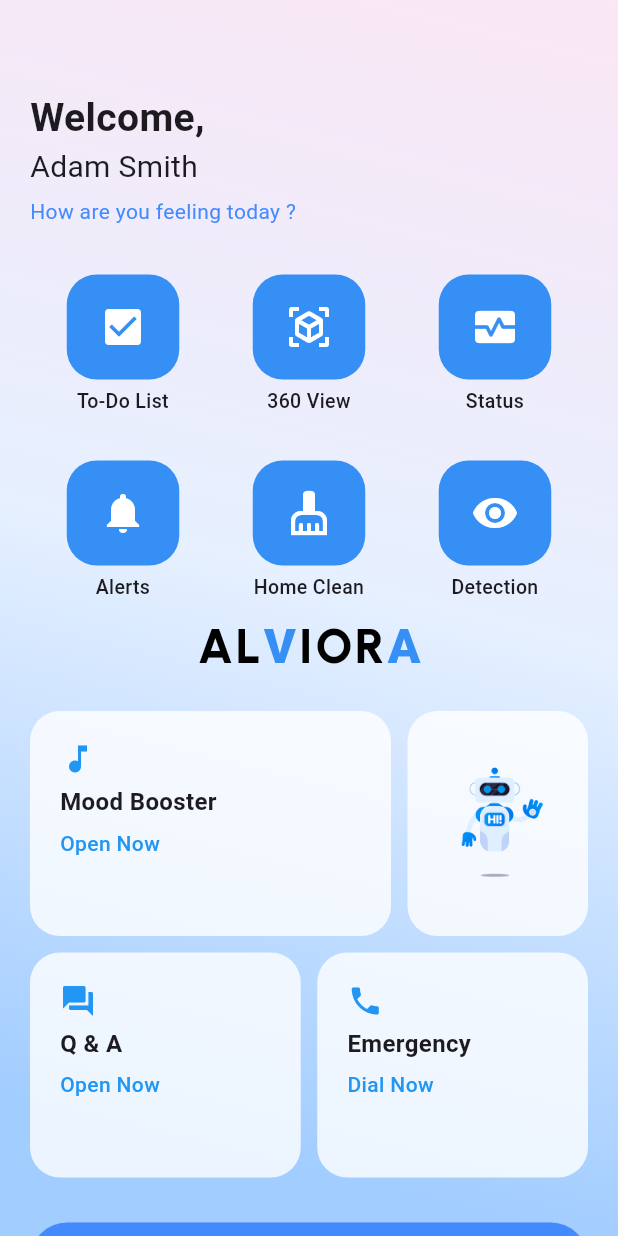
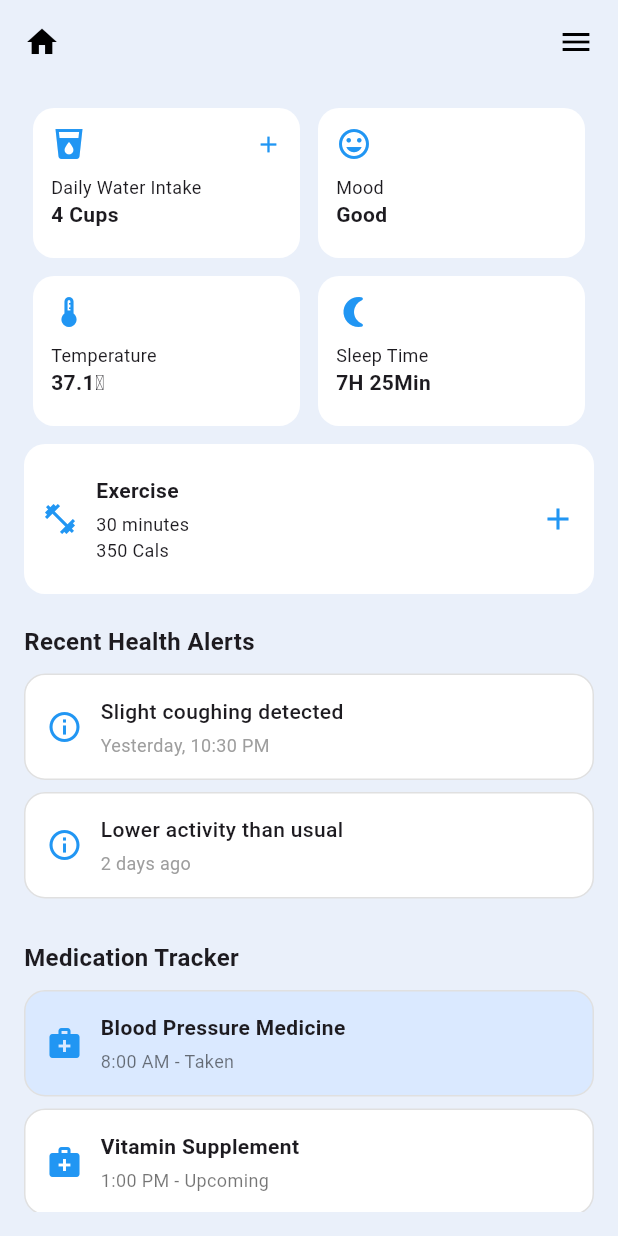
Before and after one commit to Sithumli/Alviora, a Flutter app: the HomeScreen screen opened directly, after a tap on "Status", on a phone screen of 412 x 824 dp. Run offline on Flutter 3.47's test engine with Material 3 defaults, Android fonts, the phone set to English and light mode, and no system bars; our stand-ins replace cloud_firestore, firebase_auth, firebase_core, webview_flutter; accounts and stored records are empty; network calls fail.

```diff
--- a/lib/home_screen.dart
+++ b/lib/home_screen.dart
@@ -3,7 +3,8 @@ import 'mood_booster.dart';
 import 'ScheduleScreen.dart';
 import '360_view.dart'; // ✅ Import added for 360 View
 import 'alerts_screen.dart';
-
+import 'status.dart';
+import 'home_clean.dart';
 
 class HomeScreen extends StatelessWidget {
   const HomeScreen({Key? key}) : super(key: key);
@@ -78,7 +79,14 @@ class HomeScreen extends StatelessWidget {
                             ),
                           );
                         }),
-                        _buildButton(Icons.monitor_heart, "Status", () {}),
+                        _buildButton(Icons.monitor_heart, "Status", () {
+                          Navigator.push(
+                            context,
+                            MaterialPageRoute(
+                              builder: (context) =>  StatusScreen(),
+                            ),
+                          );
+                        }),
                         _buildButton(Icons.notifications, "Alerts", () {
                           Navigator.push(
                             context,
@@ -88,7 +96,14 @@ class HomeScreen extends StatelessWidget {
                           );
                         }),
 
-                        _buildButton(Icons.cleaning_services, "Home Clean", () {}),
+                        _buildButton(Icons.cleaning_services, "Home Clean", () {
+                          Navigator.push(
+                            context,
+                            MaterialPageRoute(
+                              builder: (context) =>  HomeMaintenanceStatus(),
+                            ),
+                          );
+                        }),
                         _buildButton(Icons.visibility, "Detection", () {}),
                       ],
                     ),
--- /dev/null
+++ b/lib/status.dart
@@ -0,0 +1,259 @@
+import 'package:flutter/material.dart';
+import 'home_screen.dart'; // Adjust the path as necessary
+
+class StatusScreen extends StatelessWidget {
+  const StatusScreen({Key? key}) : super(key: key);
+
+  @override
+  Widget build(BuildContext context) {
+    return Scaffold(
+      backgroundColor: const Color(0xFFEAF0FA),
+      appBar: AppBar(
+        backgroundColor: Colors.transparent,
+        elevation: 0,
+        leading: IconButton(
+          icon: const Icon(Icons.home, color: Colors.black),
+          onPressed: () {
+            Navigator.push(
+              context,
+              MaterialPageRoute(builder: (context) => const HomeScreen()),
+            );
+          },
+        ),
+        actions: const [
+          Padding(
+            padding: EdgeInsets.only(right: 16.0),
+            child: Icon(Icons.menu, color: Colors.black),
+          ),
+        ],
+      ),
+      body: Padding(
+        padding: const EdgeInsets.all(16.0),
+        child: SingleChildScrollView(
+          child: Column(
+            children: [
+              // TOP ROW
+              Row(
+                mainAxisAlignment: MainAxisAlignment.spaceBetween,
+                children: [
+                  _buildTopCard(Icons.local_drink, "Daily Water Intake", "4 Cups", true),
+                  _buildTopCard(Icons.mood, "Mood", "Good", false),
+                ],
+              ),
+              const SizedBox(height: 12),
+
+              Row(
+                mainAxisAlignment: MainAxisAlignment.spaceBetween,
+                children: [
+                  _buildTopCard(Icons.thermostat, "Temperature", "37.1℃", false),
+                  _buildSleepCard(),
+                ],
+              ),
+              const SizedBox(height: 12),
+
+              _buildExerciseCard(),
+
+              const SizedBox(height: 20),
+
+              // Recent Health Alerts
+              _buildSectionTitle("Recent Health Alerts"),
+              const SizedBox(height: 10),
+              _buildAlertTile("Slight coughing detected", "Yesterday, 10:30 PM"),
+              _buildAlertTile("Lower activity than usual", "2 days ago"),
+
+              const SizedBox(height: 20),
+
+              // Medication Tracker
+              _buildSectionTitle("Medication Tracker"),
+              const SizedBox(height: 10),
+              _buildMedicationTile("Blood Pressure Medicine", "8:00 AM - Taken", true),
+              _buildMedicationTile("Vitamin Supplement", "1:00 PM - Upcoming", false),
+              _buildMedicationTile("Cholesterol Medicine", "9:00 PM - Upcoming", false),
+
+              const SizedBox(height: 20),
+
+              Container(
+                width: double.infinity,
+                height: 45,
+                decoration: BoxDecoration(
+                  borderRadius: BorderRadius.circular(12),
+                  gradient: const LinearGradient(
+                    colors: [Color(0xFF6785F2), Color(0xFFADC8FF)],
+                  ),
+                ),
+                child: ElevatedButton(
+                  onPressed: () {},
+                  style: ElevatedButton.styleFrom(
+                    backgroundColor: Colors.transparent,
+                    shadowColor: Colors.transparent,
+                    shape: RoundedRectangleBorder(
+                      borderRadius: BorderRadius.circular(12),
+                    ),
+                  ),
+                  child: const Text(
+                    "More Health Alerts",
+                    style: TextStyle(fontSize: 16, color: Colors.white),
+                  ),
+                ),
+              ),
+            ],
+          ),
+        ),
+      ),
+    );
+  }
+
+  Widget _buildTopCard(IconData icon, String title, String value, bool hasAdd) {
+    return Expanded(
+      child: Container(
+        height: 100,
+        margin: const EdgeInsets.symmetric(horizontal: 6),
+        padding: const EdgeInsets.all(12),
+        decoration: BoxDecoration(
+          color: Colors.white,
+          borderRadius: BorderRadius.circular(14),
+        ),
+        child: Column(
+          crossAxisAlignment: CrossAxisAlignment.start,
+          children: [
+            Row(
+              children: [
+                Icon(icon, color: Colors.blue),
+                const Spacer(),
+                if (hasAdd)
+                  const Icon(Icons.add, size: 18, color: Colors.blue),
+              ],
+            ),
+            const SizedBox(height: 8),
+            Text(
+              title,
+              style: const TextStyle(fontSize: 12),
+            ),
+            Text(
+              value,
+              style: const TextStyle(fontSize: 14, fontWeight: FontWeight.bold),
+            ),
+          ],
+        ),
+      ),
+    );
+  }
+
+  Widget _buildSleepCard() {
+    return Expanded(
+      child: Container(
+        height: 100,
+        margin: const EdgeInsets.symmetric(horizontal: 6),
+        padding: const EdgeInsets.all(12),
+        decoration: BoxDecoration(
+          color: Colors.white,
+          borderRadius: BorderRadius.circular(14),
+        ),
+        child: Column(
+          crossAxisAlignment: CrossAxisAlignment.start,
+          children: const [
+            Icon(Icons.nightlight_round, color: Colors.blue),
+            SizedBox(height: 8),
+            Text("Sleep Time", style: TextStyle(fontSize: 12)),
+            Text("7H 25Min", style: TextStyle(fontSize: 14, fontWeight: FontWeight.bold)),
+          ],
+        ),
+      ),
+    );
+  }
+
+  Widget _buildExerciseCard() {
+    return Container(
+      height: 100,
+      width: double.infinity,
+      padding: const EdgeInsets.all(12),
+      decoration: BoxDecoration(
+        color: Colors.white,
+        borderRadius: BorderRadius.circular(14),
+      ),
+      child: Row(
+        children: [
+          const Icon(Icons.fitness_center, color: Colors.blue),
+          const SizedBox(width: 12),
+          Column(
+            crossAxisAlignment: CrossAxisAlignment.start,
+            mainAxisAlignment: MainAxisAlignment.center,
+            children: const [
+              Text("Exercise", style: TextStyle(fontSize: 14, fontWeight: FontWeight.bold)),
+              SizedBox(height: 4),
+              Text("30 minutes\n350 Cals", style: TextStyle(fontSize: 12)),
+            ],
+          ),
+          const Spacer(),
+          const Icon(Icons.add, color: Colors.blue),
+        ],
+      ),
+    );
+  }
+
+  Widget _buildSectionTitle(String title) {
+    return Align(
+      alignment: Alignment.centerLeft,
+      child: Text(
+        title,
+        style: const TextStyle(fontSize: 16, fontWeight: FontWeight.bold),
+      ),
+    );
+  }
+
+  Widget _buildAlertTile(String message, String time) {
+    return Container(
+      width: double.infinity,
+      padding: const EdgeInsets.all(14),
+      margin: const EdgeInsets.only(bottom: 8),
+      decoration: BoxDecoration(
+        color: Colors.white,
+        borderRadius: BorderRadius.circular(14),
+        border: Border.all(color: Colors.grey.shade300),
+      ),
+      child: Row(
+        children: [
+          const Icon(Icons.info_outline, color: Colors.blue),
+          const SizedBox(width: 12),
+          Expanded(
+            child: Column(
+              crossAxisAlignment: CrossAxisAlignment.start,
+              children: [
+                Text(message, style: const TextStyle(fontSize: 14, fontWeight: FontWeight.w500)),
+                const SizedBox(height: 4),
+                Text(time, style: const TextStyle(fontSize: 12, color: Colors.grey)),
+              ],
+            ),
+          )
+        ],
+      ),
+    );
+  }
+
+  Widget _buildMedicationTile(String name, String time, bool taken) {
+    return Container(
+      width: double.infinity,
+      padding: const EdgeInsets.all(14),
+      margin: const EdgeInsets.only(bottom: 8),
+      decoration: BoxDecoration(
+        color: taken ? const Color(0xFFDAE9FF) : Colors.white,
+        borderRadius: BorderRadius.circular(14),
+        border: Border.all(color: Colors.grey.shade300),
+      ),
+      child: Row(
+        children: [
+          const Icon(Icons.medical_services, color: Colors.blue),
+          const SizedBox(width: 12),
+          Column(
+            crossAxisAlignment: CrossAxisAlignment.start,
+            children: [
+              Text(name, style: const TextStyle(fontSize: 14, fontWeight: FontWeight.bold)),
+              const SizedBox(height: 4),
+              Text(time, style: const TextStyle(fontSize: 12, color: Colors.black54)),
+            ],
+          )
+        ],
+      ),
+    );
+  }
+}
```
Also changed, not shown: lib/home_clean.dart (added, +155 -0 lines), 4 other files.
